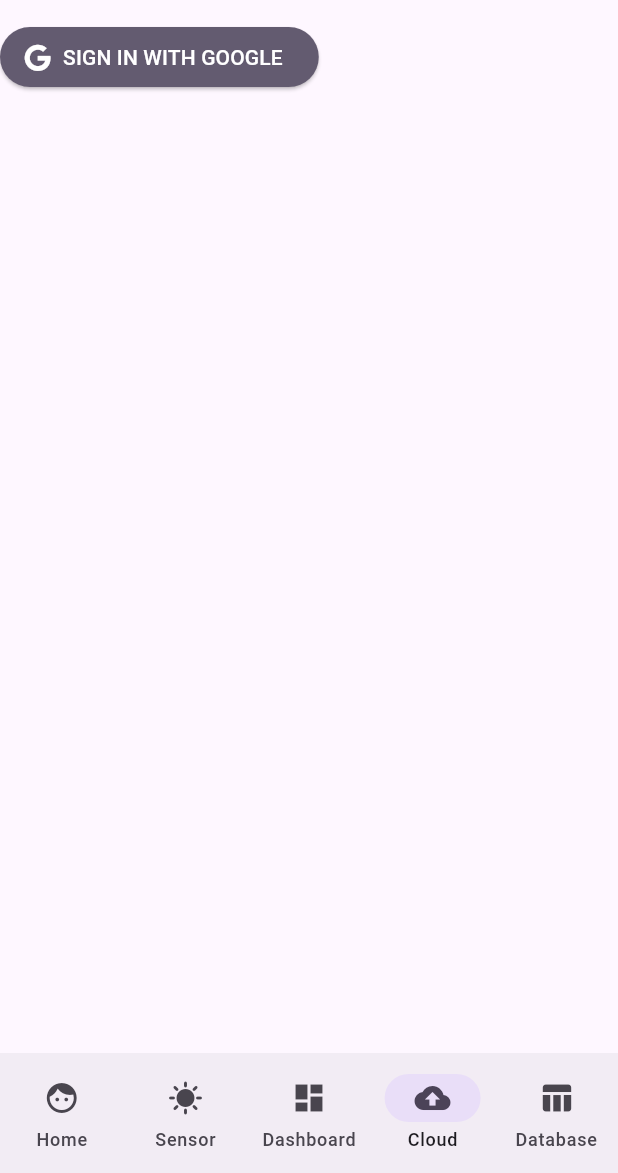
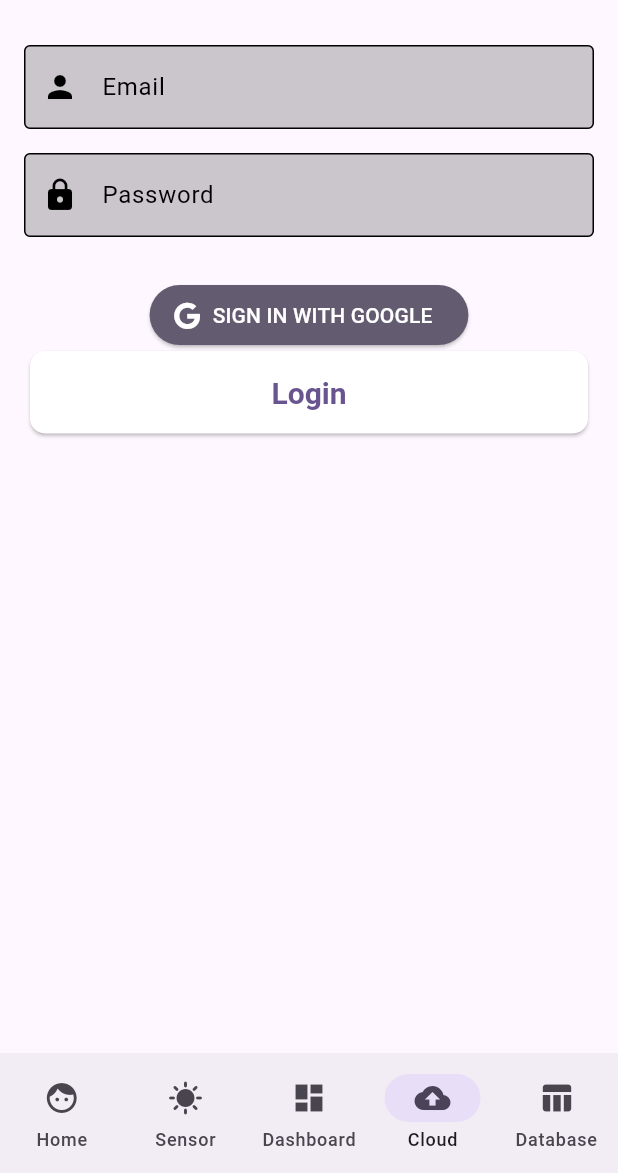
Before and after one commit to uoa-compsci399-s1-2024/capstone-project-2024-s1-team-14-neox, a Flutter app: the screen it shows after launch, item 4 of the bottom bar chosen, on a phone screen of 412 x 824 dp, the part 63-1236 px from its top. Run offline on Flutter 3.47's test engine with Material 3 defaults, Android fonts, the phone set to English and light mode, and no system bars; our stand-ins replace bloc, dio, drift, equatable, fl_chart, flutter_bloc and 4 more; missing offline and left inert: age_calculator, amazon_cognito_identity_dart_2, drift_db_viewer; accounts and stored records are empty; generated files the repository leaves out were written again.

Commit message:
Login Stuff
Doesnt work because i dont have pool id and client id etc.

I dont know what im doing

```diff
--- a/app/lib/cloud/presentation/screen/login_screen.dart
+++ b/app/lib/cloud/presentation/screen/login_screen.dart
@@ -1,13 +1,38 @@
-
 import 'package:flutter/material.dart';
 import 'package:flutter_bloc/flutter_bloc.dart';
 import 'package:font_awesome_flutter/font_awesome_flutter.dart';
+import 'package:capstone_project_2024_s1_team_14_neox/cloud/services/aws_cognito.dart';
 
 import '../../cubit/login_cubit.dart';
+import '../widget/input_field.dart';
+import '../widget/primary_btn.dart';
+import 'spacer.dart';
 
+class LoginScreen extends StatefulWidget {
+  const LoginScreen({Key? key}) : super(key: key);
 
-class LoginScreen extends StatelessWidget {
-  const LoginScreen({super.key});
+  @override
+  State<LoginScreen> createState() => _LoginScreenState();
+}
+
+class _LoginScreenState extends State<LoginScreen> {
+  late TextEditingController emailController;
+  late TextEditingController passwordController;
+
+  @override
+  void initState() {
+    emailController = TextEditingController();
+    passwordController = TextEditingController();
+    super.initState();
+  }
+
+  @override
+  void dispose() {
+    emailController.dispose();
+    passwordController.dispose();
+    super.dispose();
+  }
+
 
   @override
   Widget build(BuildContext context) {
@@ -15,8 +40,23 @@ class LoginScreen extends StatelessWidget {
       appBar: AppBar(
         title: const Text("Connect with Neox Cloud"),
       ),
-      body: Column(
+      body: Padding(
+        padding: const EdgeInsets.all(8.0),
+        child: Column(
           children: [
+            InputField(
+              controller: emailController,
+              isPassword: false,
+              labelTxt: 'Email',
+              icon: Icons.person,
+            ),
+            InputField(
+              controller: passwordController,
+              isPassword: true,
+              labelTxt: 'Password',
+              icon: Icons.lock,
+            ),
+            HeightSpacer(myHeight: 20),
             ElevatedButton.icon(
               label: const Text(
                 'SIGN IN WITH GOOGLE',
@@ -31,8 +71,18 @@ class LoginScreen extends StatelessWidget {
               icon: const Icon(FontAwesomeIcons.google, color: Colors.white),
               onPressed: () => context.read<LoginCubit>().logInWithGoogle(),
             ),
+            PrimaryBtn(
+                btnText: 'Login',
+                btnFun: () =>
+                    login(emailController.text, passwordController.text))
           ],
+        ),
       ),
     );
   }
+
+  void login(String email, String password) {
+    AWSServices().createInitialRecord(email, password);
   }
+
+}
--- /dev/null
+++ b/app/lib/cloud/presentation/widget/input_field.dart
@@ -0,0 +1,44 @@
+
+import 'package:flutter/material.dart';
+
+class InputField extends StatelessWidget {
+  const InputField(
+      {super.key,
+        required this.controller,
+        required this.isPassword,
+        required this.labelTxt,
+        required this.icon});
+
+  final TextEditingController controller;
+  final bool isPassword;
+  final String labelTxt;
+  final IconData icon;
+
+  @override
+  Widget build(BuildContext context) {
+    return Padding(
+      padding: const EdgeInsets.all(8.0),
+      child: TextFormField(
+        controller: controller,
+        obscureText: isPassword,
+        decoration: InputDecoration(
+          focusedBorder: OutlineInputBorder(
+            borderSide: BorderSide(color: Colors.black),
+            borderRadius: BorderRadius.circular(5.5),
+          ),
+          enabledBorder: OutlineInputBorder(
+            borderSide: BorderSide(
+              color: Colors.black,
+            ),
+          ),
+          prefixIcon: Icon(icon,color: Colors.black),
+          filled: true,
+          fillColor: Colors.black.withOpacity(0.2),
+          labelText: labelTxt,
+          labelStyle: TextStyle(color: Colors.black,
+        ),
+      ),
+    )
+    );
+  }
+}
--- /dev/null
+++ b/app/lib/cloud/presentation/widget/primary_btn.dart
@@ -0,0 +1,23 @@
+import 'package:flutter/material.dart';
+
+
+class PrimaryBtn extends StatelessWidget {
+  const PrimaryBtn({Key? key, required this.btnText, required this.btnFun})
+      : super(key: key);
+  final String btnText;
+  final Function btnFun;
+  @override
+  Widget build(BuildContext context) {
+    return ElevatedButton(
+      onPressed: () => btnFun(),
+      style: getBtnStyle(context),
+      child: Text(btnText),
+    );
+  }
+
+  getBtnStyle(context) => ElevatedButton.styleFrom(
+      shape: RoundedRectangleBorder(borderRadius: BorderRadius.circular(20) / 2),
+      backgroundColor: Colors.white,
+      fixedSize: Size(MediaQuery.of(context).size.width - 40, 55),
+      textStyle: const TextStyle(fontWeight: FontWeight.bold, fontSize: 20));
+}
--- /dev/null
+++ b/app/lib/cloud/services/aws_cognito.dart
@@ -0,0 +1,42 @@
+import 'package:amazon_cognito_identity_dart_2/cognito.dart';
+import 'package:flutter/material.dart';
+import 'package:flutter_dotenv/flutter_dotenv.dart';
+
+class AWSServices {
+  final userPool = CognitoUserPool(
+    '${(dotenv.env['POOL_ID'])}',
+    '${(dotenv.env['CLIENT_ID'])}',
+  );
+
+  Future createInitialRecord(email, password) async {
+    debugPrint('Authenticating User...');
+    final cognitoUser = CognitoUser(email, userPool);
+    final authDetails = AuthenticationDetails(
+      username: email,
+      password: password,
+    );
+    CognitoUserSession? session;
+    try {
+      session = await cognitoUser.authenticateUser(authDetails);
+      debugPrint('Login Success...');
+    } on CognitoUserNewPasswordRequiredException catch (e) {
+      debugPrint('CognitoUserNewPasswordRequiredException $e');
+    } on CognitoUserMfaRequiredException catch (e) {
+      debugPrint('CognitoUserMfaRequiredException $e');
+    } on CognitoUserSelectMfaTypeException catch (e) {
+      debugPrint('CognitoUserMfaRequiredException $e');
+    } on CognitoUserMfaSetupException catch (e) {
+      debugPrint('CognitoUserMfaSetupException $e');
+    } on CognitoUserTotpRequiredException catch (e) {
+      debugPrint('CognitoUserTotpRequiredException $e');
+    } on CognitoUserCustomChallengeException catch (e) {
+      debugPrint('CognitoUserCustomChallengeException $e');
+    } on CognitoUserConfirmationNecessaryException catch (e) {
+      debugPrint('CognitoUserConfirmationNecessaryException $e');
+    } on CognitoClientException catch (e) {
+      debugPrint('CognitoClientException $e');
+    } catch (e) {
+      print(e);
+    }
+  }
+}
--- a/app/lib/main.dart
+++ b/app/lib/main.dart
@@ -3,6 +3,7 @@ import 'package:capstone_project_2024_s1_team_14_neox/dashboard/presentation/das
 import 'package:flutter/material.dart';
 import 'package:flutter_bloc/flutter_bloc.dart';
 import 'package:flutter_blue_plus/flutter_blue_plus.dart';
+import 'package:flutter_dotenv/flutter_dotenv.dart';
 
 
 // Import bottom navigation screens
@@ -16,8 +17,9 @@ import 'cloud/presentation/cloud_home.dart';
 import 'child_home/cubit/all_child_profile_cubit.dart';
 import 'data/database_viewer.dart';
 
-void main() {
+void main() async{
   FlutterBluePlus.setLogLevel(LogLevel.verbose, color: true); // Used to log BLE
+  await dotenv.load();
   runApp(const MyApp());
 
 }
--- a/app/pubspec.yaml
+++ b/app/pubspec.yaml
@@ -54,6 +54,8 @@ dependencies:
   drift_db_viewer: ^2.1.0
   crypto: ^3.0.3
   dio: ^5.4.3+1
+  amazon_cognito_identity_dart_2: ^3.6.2
+  flutter_dotenv: ^5.1.0
 
 
 
@@ -82,8 +84,8 @@ flutter:
   uses-material-design: true
 
   # To add assets to your application, add an assets section, like this:
-  # assets:
-  #   - images/a_dot_burr.jpeg
+  assets:
+    - .env
   #   - images/a_dot_ham.jpeg
 
   # An image asset can refer to one or more resolution-specific "variants", see
```
Also changed, not shown: app/lib/cloud/presentation/screen/spacer.dart (added, +21 -0 lines), 1 other file. Lines whose indentation alone changed are shown as unchanged.
